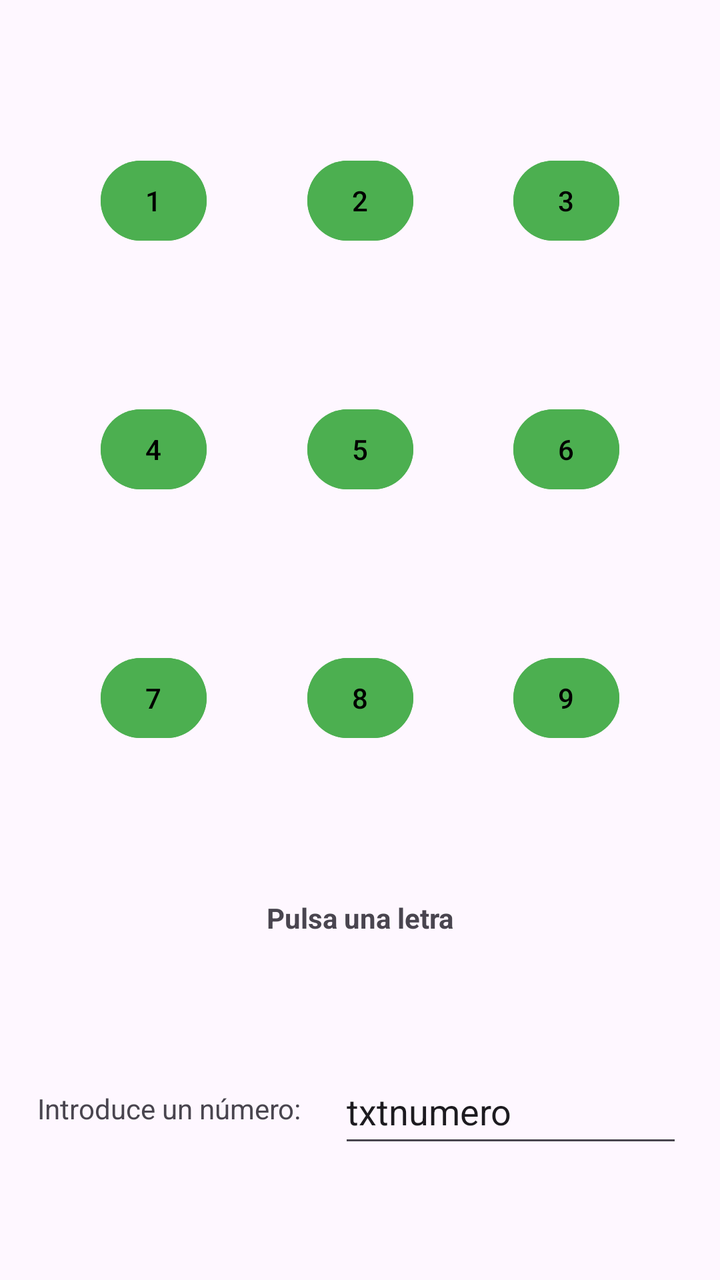
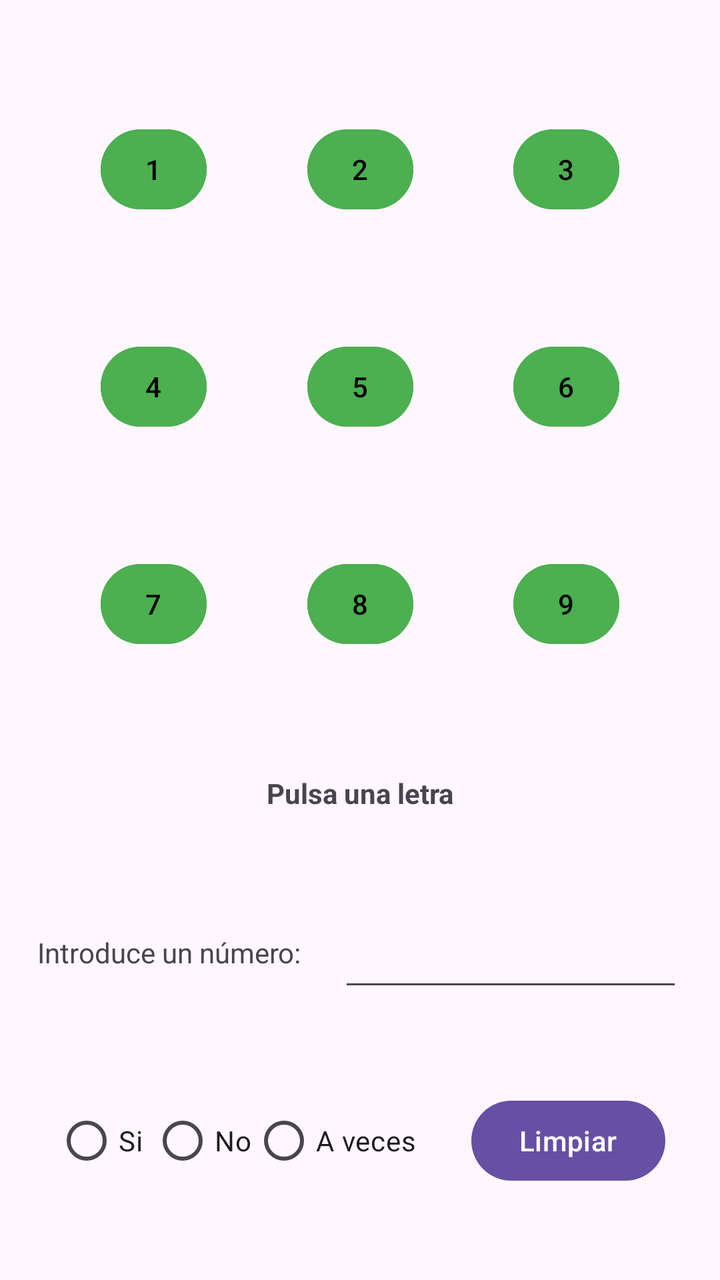

Screens rendered from an Android XML layout before and after an edit, with the pre-edit source and the edit as a unified diff.
<!-- AndroidManifest.xml: application theme Theme.ElPastillero -->
<!-- res/layout/activity3.xml -->
<?xml version="1.0" encoding="utf-8"?>
<androidx.constraintlayout.widget.ConstraintLayout xmlns:android="http://schemas.android.com/apk/res/android"
    xmlns:app="http://schemas.android.com/apk/res-auto"
    xmlns:tools="http://schemas.android.com/tools"
    android:id="@+id/main"
    android:layout_width="match_parent"
    android:layout_height="match_parent"
    tools:context=".Activity_3">

    <Button
        android:id="@+id/btn1"
        android:layout_width="53dp"
        android:layout_height="48dp"
        android:backgroundTint="#4CAF50"
        android:gravity="center"
        android:padding="10dp"
        android:text="@string/_1"
        android:textColor="@color/black"
        android:textSize="14sp"
        app:layout_constraintBottom_toTopOf="@id/btn4"
        app:layout_constraintLeft_toLeftOf="parent"
        app:layout_constraintRight_toLeftOf="@id/btn2"
        app:layout_constraintTop_toTopOf="parent"/>

    <Button
        android:id="@+id/btn2"
        android:layout_width="53dp"
        android:layout_height="48dp"
        android:backgroundTint="#4CAF50"
        android:gravity="center"
        android:padding="10dp"
        android:text="@string/_2"
        android:textColor="@color/black"
        android:textSize="14sp"
        app:layout_constraintBottom_toTopOf="@id/btn5"
        app:layout_constraintLeft_toRightOf="@id/btn1"
        app:layout_constraintRight_toLeftOf="@id/btn3"
        app:layout_constraintTop_toTopOf="parent"/>


    <Button
        android:id="@+id/btn3"
        android:layout_width="53dp"
        android:layout_height="48dp"
        android:backgroundTint="#4CAF50"
        android:gravity="center"
        android:padding="10dp"
        android:text="@string/_3"
        android:textColor="@color/black"
        android:textSize="14sp"
        app:layout_constraintBottom_toTopOf="@id/btn6"
        app:layout_constraintLeft_toRightOf="@id/btn2"
        app:layout_constraintRight_toRightOf="parent"
        app:layout_constraintTop_toTopOf="parent"/>


    <Button
        android:id="@+id/btn4"
        android:layout_width="53dp"
        android:layout_height="48dp"
        android:backgroundTint="#4CAF50"
        android:gravity="center"
        android:padding="10dp"
        android:text="@string/_4"
        android:textColor="@color/black"
        android:textSize="14sp"
        app:layout_constraintBottom_toTopOf="@id/btn7"
        app:layout_constraintLeft_toLeftOf="parent"
        app:layout_constraintRight_toLeftOf="@id/btn5"
        app:layout_constraintTop_toBottomOf="@id/btn1"/>

    <Button
        android:id="@+id/btn5"
        android:layout_width="53dp"
        android:layout_height="48dp"
        android:backgroundTint="#4CAF50"
        android:gravity="center"
        android:padding="10dp"
        android:text="@string/_5"
        android:textColor="@color/black"
        android:textSize="14sp"
        app:layout_constraintBottom_toTopOf="@id/btn8"
        app:layout_constraintLeft_toRightOf="@id/btn4"
        app:layout_constraintRight_toLeftOf="@id/btn6"
        app:layout_constraintTop_toBottomOf="@id/btn2"/>


    <Button
        android:id="@+id/btn6"
        android:layout_width="53dp"
        android:layout_height="48dp"
        android:backgroundTint="#4CAF50"
        android:gravity="center"
        android:padding="10dp"
        android:text="6"
        android:textColor="@color/black"
        android:textSize="14sp"
        app:layout_constraintBottom_toTopOf="@id/btn9"
        app:layout_constraintLeft_toRightOf="@id/btn5"
        app:layout_constraintRight_toRightOf="parent"
        app:layout_constraintTop_toBottomOf="@id/btn3"/>


    <Button
        android:id="@+id/btn7"
        android:layout_width="53dp"
        android:layout_height="48dp"
        android:backgroundTint="#4CAF50"
        android:gravity="center"
        android:padding="10dp"
        android:text="@string/_7"
        android:textColor="@color/black"
        android:textSize="14sp"
        app:layout_constraintBottom_toTopOf="@id/teclaPulsada"
        app:layout_constraintLeft_toLeftOf="parent"
        app:layout_constraintRight_toLeftOf="@id/btn8"
        app:layout_constraintTop_toBottomOf="@id/btn4"/>

    <Button
        android:id="@+id/btn8"
        android:layout_width="53dp"
        android:layout_height="48dp"
        android:backgroundTint="#4CAF50"
        android:gravity="center"
        android:padding="10dp"
        android:text="@string/_8"
        android:textColor="@color/black"
        android:textSize="14sp"
        app:layout_constraintBottom_toTopOf="@id/teclaPulsada"
        app:layout_constraintLeft_toRightOf="@id/btn7"
        app:layout_constraintRight_toLeftOf="@id/btn9"
        app:layout_constraintTop_toBottomOf="@id/btn5"/>


    <Button
        android:id="@+id/btn9"
        android:layout_width="53dp"
        android:layout_height="48dp"
        android:backgroundTint="#4CAF50"
        android:gravity="center"
        android:padding="10dp"
        android:text="@string/_9"
        android:textColor="@color/black"
        android:textSize="14sp"
        app:layout_constraintBottom_toTopOf="@id/teclaPulsada"
        app:layout_constraintLeft_toRightOf="@id/btn8"
        app:layout_constraintRight_toRightOf="parent"
        app:layout_constraintTop_toBottomOf="@id/btn6"
        />

    <TextView
        android:id="@+id/teclaPulsada"
        android:layout_width="wrap_content"
        android:layout_height="wrap_content"
        android:text="Pulsa una letra"
        android:textSize="14sp"
        android:textStyle="bold"
        app:layout_constraintBottom_toTopOf="@id/labelnumero"
        app:layout_constraintLeft_toLeftOf="parent"
        app:layout_constraintRight_toRightOf="parent"
        app:layout_constraintTop_toBottomOf="@id/btn8" />

    <TextView
        android:id="@+id/labelnumero"
        android:layout_width="wrap_content"
        android:layout_height="wrap_content"
        android:text="Introduce un número:"
        tools:layout_editor_absoluteX="43dp"
        tools:layout_editor_absoluteY="673dp"
        app:layout_constraintTop_toBottomOf="@id/teclaPulsada"
        app:layout_constraintBottom_toBottomOf="parent"
        app:layout_constraintLeft_toLeftOf="parent"
        app:layout_constraintRight_toLeftOf="@id/txtnumero"
        />

    <EditText
        android:id="@+id/txtnumero"
        android:layout_width="172dp"
        android:layout_height="49dp"
        android:ems="10"
        android:inputType="text"
        android:text="txtnumero"
        tools:layout_editor_absoluteX="195dp"
        tools:layout_editor_absoluteY="659dp"
        app:layout_constraintTop_toBottomOf="@id/teclaPulsada"
        app:layout_constraintBottom_toBottomOf="parent"
        app:layout_constraintLeft_toRightOf="@id/labelnumero"
        app:layout_constraintRight_toRightOf="parent"

        />


</androidx.constraintlayout.widget.ConstraintLayout>
<!-- resources referenced by this layout -->
<resources>
  <color name="black">#FF000000</color>
  <string name="_1">1</string>
  <string name="_2">2</string>
  <string name="_3">3</string>
  <string name="_4">4</string>
  <string name="_5">5</string>
  <string name="_7">7</string>
  <string name="_8">8</string>
  <string name="_9">9</string>
  <style name="Theme.ElPastillero" parent="Base.Theme.ElPastillero" />
  <style name="Base.Theme.ElPastillero" parent="Theme.Material3.DayNight.NoActionBar">
          
          
      </style>
</resources>

<!-- the commit's change to res/layout/activity3.xml (unified diff, before → after) -->
@@ -168,7 +168,7 @@
         tools:layout_editor_absoluteX="43dp"
         tools:layout_editor_absoluteY="673dp"
         app:layout_constraintTop_toBottomOf="@id/teclaPulsada"
-        app:layout_constraintBottom_toBottomOf="parent"
+        app:layout_constraintBottom_toTopOf="@id/grupobtn"
         app:layout_constraintLeft_toLeftOf="parent"
         app:layout_constraintRight_toLeftOf="@id/txtnumero"
         />
@@ -179,15 +179,73 @@
         android:layout_height="49dp"
         android:ems="10"
         android:inputType="text"
-        android:text="txtnumero"
-        tools:layout_editor_absoluteX="195dp"
-        tools:layout_editor_absoluteY="659dp"
-        app:layout_constraintTop_toBottomOf="@id/teclaPulsada"
+        app:layout_constraintBottom_toTopOf="@id/grupobtn"
+        app:layout_constraintLeft_toRightOf="@id/labelnumero"
+        app:layout_constraintRight_toRightOf="parent"
+        app:layout_constraintTop_toBottomOf="@id/teclaPulsada"/>
+
+    <RadioGroup
+        android:id="@+id/grupobtn"
+        android:layout_width="wrap_content"
+        android:layout_height="wrap_content"
         app:layout_constraintBottom_toBottomOf="parent"
-        app:layout_constraintLeft_toRightOf="@id/labelnumero"
-        app:layout_constraintRight_toRightOf="parent"
-
-        />
-
+        app:layout_constraintTop_toBottomOf="@id/txtnumero"
+        app:layout_constraintStart_toStartOf="parent"
+        app:layout_constraintEnd_toStartOf="@id/btnLimpiar"
+        android:orientation="horizontal"
+        >
+    <RadioButton
+            android:id="@+id/rbSi"
+            android:layout_width="wrap_content"
+            android:layout_height="wrap_content"
+            android:text="Si"
+            tools:layout_editor_absoluteX="28dp"
+            tools:layout_editor_absoluteY="671dp"
+            app:layout_constraintTop_toBottomOf="@id/txtnumero"
+            app:layout_constraintBottom_toBottomOf="parent"
+            app:layout_constraintEnd_toStartOf="@id/rbNo"
+            app:layout_constraintStart_toStartOf="parent"
+            />
+
+        <RadioButton
+            android:id="@+id/rbNo"
+            android:layout_width="wrap_content"
+            android:layout_height="wrap_content"
+            android:text="No"
+            tools:layout_editor_absoluteX="28dp"
+            tools:layout_editor_absoluteY="671dp"
+            app:layout_constraintTop_toBottomOf="@id/txtnumero"
+            app:layout_constraintBottom_toBottomOf="parent"
+            app:layout_constraintEnd_toStartOf="@id/rbVeces"
+            app:layout_constraintStart_toEndOf="@id/rbSi"/>
+
+
+        <RadioButton
+            android:id="@+id/rbVeces"
+            android:layout_width="wrap_content"
+            android:layout_height="wrap_content"
+            android:text="A veces"
+            tools:layout_editor_absoluteX="28dp"
+            tools:layout_editor_absoluteY="671dp"
+            app:layout_constraintTop_toBottomOf="@id/txtnumero"
+            app:layout_constraintBottom_toBottomOf="parent"
+            app:layout_constraintEnd_toStartOf="@id/btnLimpiar"
+            app:layout_constraintStart_toEndOf="@id/rbNo"        />
+
+    </RadioGroup>
+
+    <Button
+        android:id="@+id/btnLimpiar"
+        android:layout_width="wrap_content"
+        android:layout_height="wrap_content"
+        android:text="Limpiar"
+        tools:layout_editor_absoluteX="324dp"
+        tools:layout_editor_absoluteY="669dp"
+        app:layout_constraintTop_toBottomOf="@id/txtnumero"
+        app:layout_constraintBottom_toBottomOf="parent"
+        app:layout_constraintStart_toEndOf="@id/grupobtn"
+        app:layout_constraintEnd_toEndOf="parent">
+
+    </Button>
 
 </androidx.constraintlayout.widget.ConstraintLayout>
